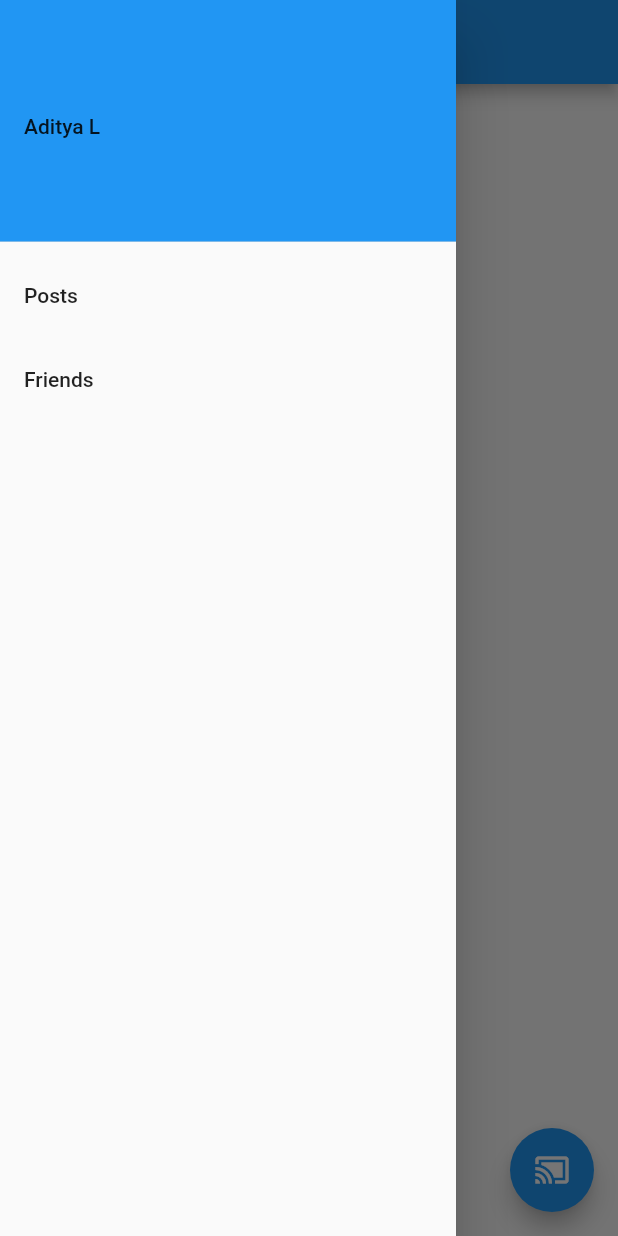
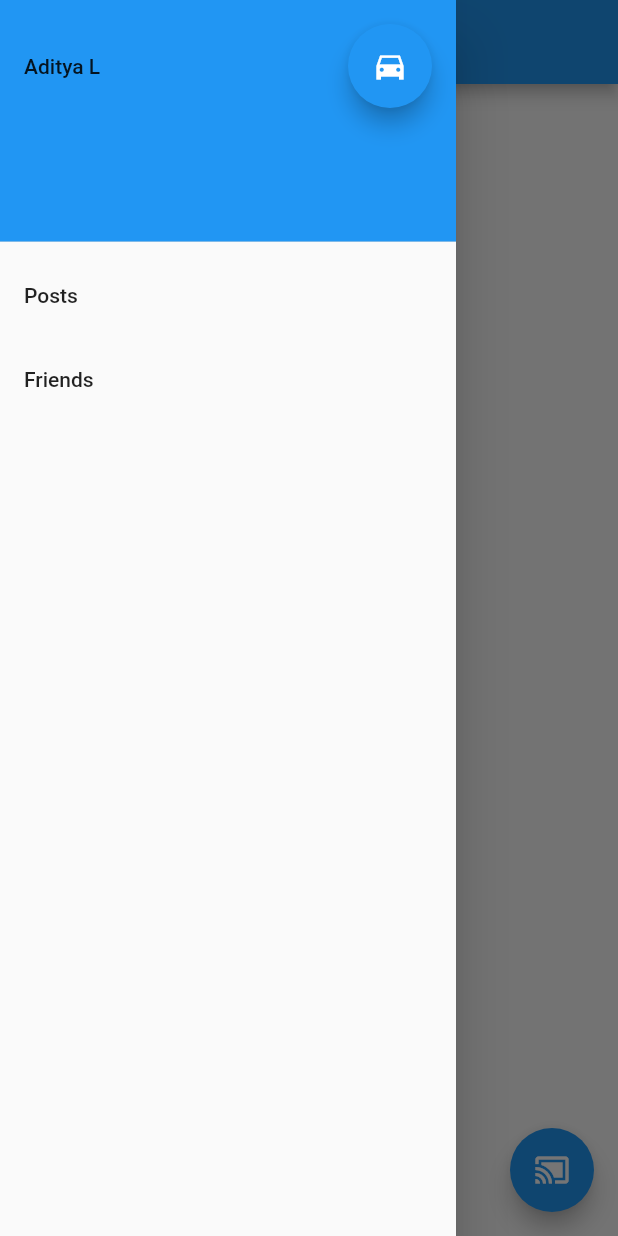
Before and after one commit to aklingam7/chatter-app, a Flutter app: the screen it shows after launch, with the side drawer open, on a phone screen of 412 x 824 dp. Run offline on Flutter 3.47's test engine with Material 2 defaults, Android fonts, the phone set to English and light mode, and no system bars.

Commit message:
User Swap and Tags

```diff
--- a/lib/routes/posts.dart
+++ b/lib/routes/posts.dart
@@ -1,14 +1,20 @@
+import 'dart:core';
+
 import 'package:flutter/material.dart';
 
+import '../main.dart';
 import 'friends.dart';
 import 'new_post.dart';
 
-class Posts extends StatelessWidget {
-  List _createUserTags (List userNames) {}
-  final userNames = ["Aditya L", "A Friend"];
-  final userTag = "";
+class Posts extends StatefulWidget {
   static const IconData add = IconData(0xe145, fontFamily: 'MaterialIcons');
+  static const IconData swap = IconData(59604, fontFamily: 'MaterialIcons');
 
+  @override
+  _PostsState createState() => _PostsState();
+}
+
+class _PostsState extends State<Posts> {
   @override
   Widget build(BuildContext context) {
     return Scaffold(
@@ -22,9 +28,32 @@ class Posts extends StatelessWidget {
           padding: EdgeInsets.zero,
           children: <Widget>[
             DrawerHeader(
-              child: Row(
-                children: <Widget>[
-                  Text(userNames[0]),
+              child: Column(
+                children: [
+                  Row(
+                    children: <Widget>[
+                      Text(userNames[currentUser]),
+                      Spacer(),
+                      FloatingActionButton(
+                        child: Icon(Posts.swap),
+                        //width: 100,
+                        onPressed: () => {
+                          if ((currentUser + 1) != userNames.length)
+                            {
+                              setState(() {
+                                currentUser += 1;
+                              })
+                            }
+                          else
+                            {
+                              setState(() {
+                                currentUser = 0;
+                              })
+                            }
+                        },
+                      ),
+                    ],
+                  ),
                 ],
               ),
               decoration: BoxDecoration(
@@ -61,7 +90,7 @@ class Posts extends StatelessWidget {
         ),
       ),
       floatingActionButton: FloatingActionButton(
-        child: Icon(add),
+        child: Icon(Posts.add),
         onPressed: () async {
           var navigationResult = await Navigator.push(
               context, new MaterialPageRoute(builder: (context) => NewPost()));
```
Also changed, not shown: lib/main.dart (+28 -0 lines).
